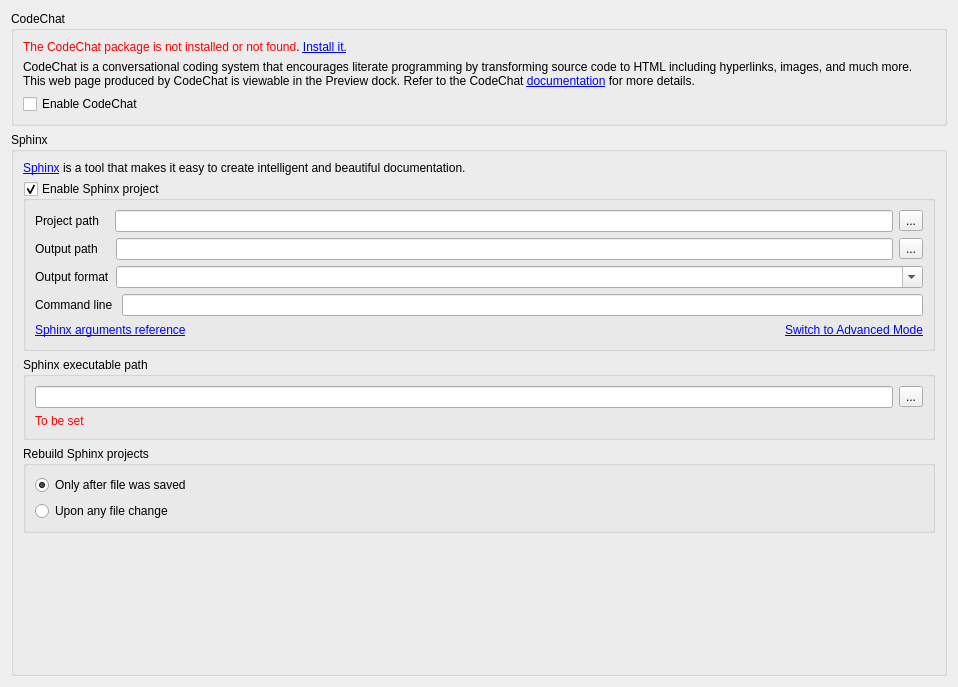
andreikop/enki, file enki/plugins/preview/Settings.ui: the form before one commit.
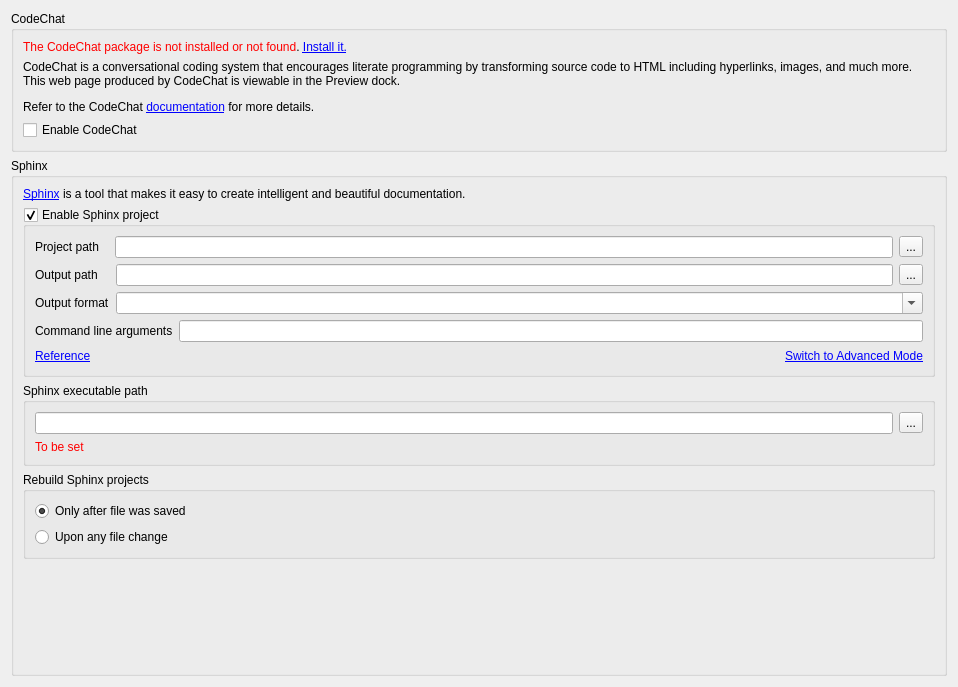
The form after the commit.

Commit message: sphinx: text fixes

```diff
--- a/enki/plugins/preview/Settings.ui
+++ b/enki/plugins/preview/Settings.ui
@@ -36,7 +36,7 @@
       <item>
        <widget class="QLabel" name="labelCodeChatIntro">
         <property name="text">
-         <string>&lt;html&gt;&lt;head/&gt;&lt;body&gt;&lt;p&gt;CodeChat is a conversational coding system that encourages literate programming by transforming source code to HTML including hyperlinks, images, and much more. This web page produced by CodeChat is viewable in the Preview dock. Refer to the CodeChat &lt;a href=&quot;http://bitbucket.org/bjones/documentation/overview&quot;&gt;&lt;span style=&quot; text-decoration: underline; color:#0000ff;&quot;&gt;documentation&lt;/span&gt;&lt;/a&gt; for more details.&lt;/p&gt;&lt;/body&gt;&lt;/html&gt;</string>
+         <string>&lt;html&gt;&lt;head/&gt;&lt;body&gt;&lt;p&gt;CodeChat is a conversational coding system that encourages literate programming by transforming source code to HTML including hyperlinks, images, and much more. This web page produced by CodeChat is viewable in the Preview dock.&lt;/p&gt;&lt;p&gt;Refer to the CodeChat &lt;a href=&quot;http://bitbucket.org/bjones/documentation/overview&quot;&gt;&lt;span style=&quot; text-decoration: underline; color:#0000ff;&quot;&gt;documentation&lt;/span&gt;&lt;/a&gt; for more details.&lt;/p&gt;&lt;/body&gt;&lt;/html&gt;</string>
         </property>
         <property name="wordWrap">
          <bool>true</bool>
@@ -151,7 +151,7 @@
            <item>
             <widget class="QLabel" name="lbSphinxCmdline">
              <property name="text">
-              <string>Command line </string>
+              <string>Command line arguments</string>
              </property>
             </widget>
            </item>
@@ -169,7 +169,7 @@
            <item>
             <widget class="QLabel" name="lbSphinxReference">
              <property name="text">
-              <string>&lt;html&gt;&lt;head/&gt;&lt;body&gt;&lt;p&gt;&lt;a href=&quot;http://sphinx-doc.org/invocation.html&quot;&gt;&lt;span style=&quot; text-decoration: underline; color:#0000ff;&quot;&gt;Sphinx arguments reference&lt;/span&gt;&lt;/a&gt;&lt;/p&gt;&lt;/body&gt;&lt;/html&gt;</string>
+              <string>&lt;a href=&quot;http://sphinx-doc.org/invocation.html&quot;&gt;&lt;span style=&quot; text-decoration: underline; color:#0000ff;&quot;&gt;Reference&lt;/span&gt;&lt;/a&gt;</string>
              </property>
              <property name="alignment">
               <set>Qt::AlignLeading|Qt::AlignLeft|Qt::AlignVCenter</set>
```
Left out of the diff: 10 changed lines with no effect on the pictures. The commit also changes 2 other files.
